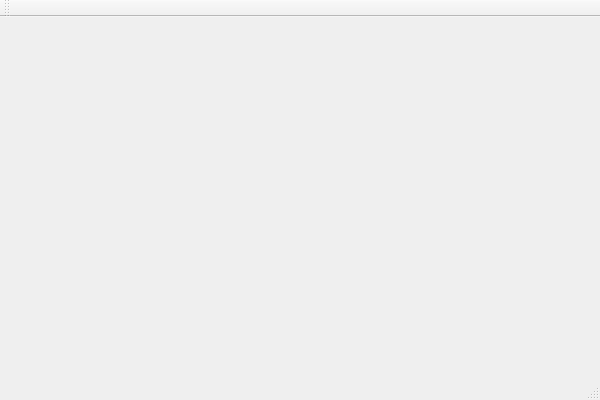
First picture: the form in GUI+Client/GUI+Client/lobbyWindow.ui, repository RobyDoge/Burning-Legion, before the edit.
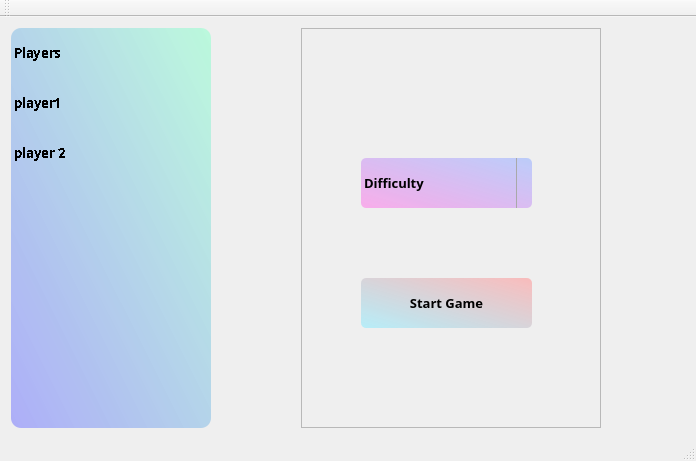
Second picture: the form after the edit.

Commit message: changed lobbyWindow design

```diff
--- a/GUI+Client/GUI+Client/lobbyWindow.ui
+++ b/GUI+Client/GUI+Client/lobbyWindow.ui
@@ -6,14 +6,231 @@
    <rect>
     <x>0</x>
     <y>0</y>
-    <width>600</width>
-    <height>400</height>
+    <width>696</width>
+    <height>450</height>
    </rect>
   </property>
   <property name="windowTitle">
    <string>LobbyWindow</string>
   </property>
-  <widget class="QWidget" name="centralWidget"/>
+  <widget class="QWidget" name="centralWidget">
+   <layout class="QHBoxLayout" name="horizontalLayout">
+    <item>
+     <widget class="QListWidget" name="playersListWidget">
+      <property name="minimumSize">
+       <size>
+        <width>200</width>
+        <height>300</height>
+       </size>
+      </property>
+      <property name="maximumSize">
+       <size>
+        <width>200</width>
+        <height>500</height>
+       </size>
+      </property>
+      <property name="font">
+       <font>
+        <family>Yu Gothic UI Semibold</family>
+        <pointsize>10</pointsize>
+        <bold>true</bold>
+        <stylestrategy>NoAntialias</stylestrategy>
+       </font>
+      </property>
+      <property name="styleSheet">
+       <string notr="true"> QListWidget {
+background-color:qlineargradient(spread:pad, x1:0, y1:1, x2:1, y2:0, stop:0 rgba(149, 150, 251, 188), stop:1 rgba(160, 255, 210, 166));
+border-radius:10px;
+ }
+
+QListWidget::item{
+height: 40px;
+padding: 5px;
+font-size: 16px;       
+text-align: center;
+}
+
+ QListWidget::item:hover {
+     background: qlineargradient(x1: 0, y1: 0, x2: 0, y2: 1,
+                                 stop: 0 #FAFBFE, stop: 1 #DCDEF1);
+ }
+</string>
+      </property>
+      <property name="selectionMode">
+       <enum>QAbstractItemView::NoSelection</enum>
+      </property>
+      <item>
+       <property name="text">
+        <string>Players</string>
+       </property>
+      </item>
+      <item>
+       <property name="text">
+        <string>player1</string>
+       </property>
+      </item>
+      <item>
+       <property name="text">
+        <string>player 2</string>
+       </property>
+      </item>
+     </widget>
+    </item>
+    <item alignment="Qt::AlignHCenter|Qt::AlignVCenter">
+     <widget class="QFrame" name="frame">
+      <property name="minimumSize">
+       <size>
+        <width>300</width>
+        <height>400</height>
+       </size>
+      </property>
+      <property name="frameShape">
+       <enum>QFrame::StyledPanel</enum>
+      </property>
+      <property name="frameShadow">
+       <enum>QFrame::Raised</enum>
+      </property>
+      <widget class="QComboBox" name="difficultyBox">
+       <property name="geometry">
+        <rect>
+         <x>60</x>
+         <y>130</y>
+         <width>171</width>
+         <height>50</height>
+        </rect>
+       </property>
+       <property name="minimumSize">
+        <size>
+         <width>117</width>
+         <height>50</height>
+        </size>
+       </property>
+       <property name="font">
+        <font>
+         <family>Segoe UI Semibold</family>
+         <pointsize>10</pointsize>
+         <bold>true</bold>
+         <stylestrategy>PreferDefault</stylestrategy>
+        </font>
+       </property>
+       <property name="styleSheet">
+        <string notr="true"> QComboBox {
+     border-radius: 5px;
+     padding: 1px 18px 1px 3px;
+     min-width: 6em;
+background:qlineargradient(spread:pad, x1:0, y1:1, x2:1, y2:0, stop:0 rgba(251, 149, 232, 188), stop:1 rgba(160, 186, 255, 166));
+ }
+
+ QComboBox:editable {
+     background: white;
+ }
+
+ QComboBox:!editable, QComboBox::drop-down:editable {
+      background: qlineargradient(spread:pad, x1:0, y1:1, x2:1, y2:0, stop:0 rgba(251, 149, 232, 188), stop:1 rgba(160, 186, 255, 166));
+                                  
+ }
+
+ /* QComboBox gets the &quot;on&quot; state when the popup is open */
+ QComboBox:!editable:on, QComboBox::drop-down:editable:on {
+     background:qlineargradient(spread:pad, x1:0, y1:1, x2:1, y2:0, stop:0 rgba(251, 149, 232, 188), stop:1 rgba(160, 186, 255, 166));
+ }
+
+ QComboBox:on { /* shift the text when the popup opens */
+     padding-top: 3px;
+     padding-left: 4px;
+ }
+
+ QComboBox::drop-down {
+     subcontrol-origin: padding;
+     subcontrol-position: top right;
+     width: 15px;
+
+     border-left-width: 1px;
+     border-left-color: darkgray;
+     border-left-style: solid; /* just a single line */
+     border-top-right-radius: 3px; /* same radius as the QComboBox */
+     border-bottom-right-radius: 3px;
+ }
+
+
+</string>
+       </property>
+       <property name="currentText">
+        <string/>
+       </property>
+       <property name="placeholderText">
+        <string>Difficulty</string>
+       </property>
+       <item>
+        <property name="text">
+         <string>Easy</string>
+        </property>
+       </item>
+       <item>
+        <property name="text">
+         <string>Normal</string>
+        </property>
+       </item>
+       <item>
+        <property name="text">
+         <string>Hard</string>
+        </property>
+       </item>
+       <item>
+        <property name="text">
+         <string>No Difficulty</string>
+        </property>
+       </item>
+      </widget>
+      <widget class="QPushButton" name="startGameButton">
+       <property name="geometry">
+        <rect>
+         <x>60</x>
+         <y>250</y>
+         <width>171</width>
+         <height>50</height>
+        </rect>
+       </property>
+       <property name="minimumSize">
+        <size>
+         <width>70</width>
+         <height>50</height>
+        </size>
+       </property>
+       <property name="font">
+        <font>
+         <family>Yu Gothic UI Semibold</family>
+         <pointsize>10</pointsize>
+         <bold>true</bold>
+         <stylestrategy>PreferDefault</stylestrategy>
+        </font>
+       </property>
+       <property name="styleSheet">
+        <string notr="true">QPushButton#startGameButton {
+    background-color: qlineargradient(spread:pad, x1:0, y1:1, x2:1, y2:0, stop:0 rgba(162, 236, 251, 188), stop:1 rgba(255, 160, 160, 166));
+    border-radius: 5px;
+    color: rgb(0, 0, 0);
+}
+
+QPushButton#startGameButton:hover {
+    background-color: qlineargradient(spread:pad, x1:0, y1:1, x2:1, y2:0, stop:0 rgba(149, 212, 251, 188), stop:1 rgba(255, 160, 233, 166));
+}
+
+QPushButton#startGameButton:pressed {
+    padding-left: 5px;
+    padding-right: 5px;
+    background-color: qlineargradient(spread:pad, x1:0, y1:1, x2:1, y2:0, stop:0 rgba(251, 149, 149, 188), stop:1 rgba(255, 160, 160, 166));
+}
+</string>
+       </property>
+       <property name="text">
+        <string>Start Game</string>
+       </property>
+      </widget>
+     </widget>
+    </item>
+   </layout>
+  </widget>
   <widget class="QMenuBar" name="menuBar">
    <property name="geometry">
     <rect>
```
Left out of the diff: 2 changed lines with no effect on the pictures. The commit also changes 4 other files.
